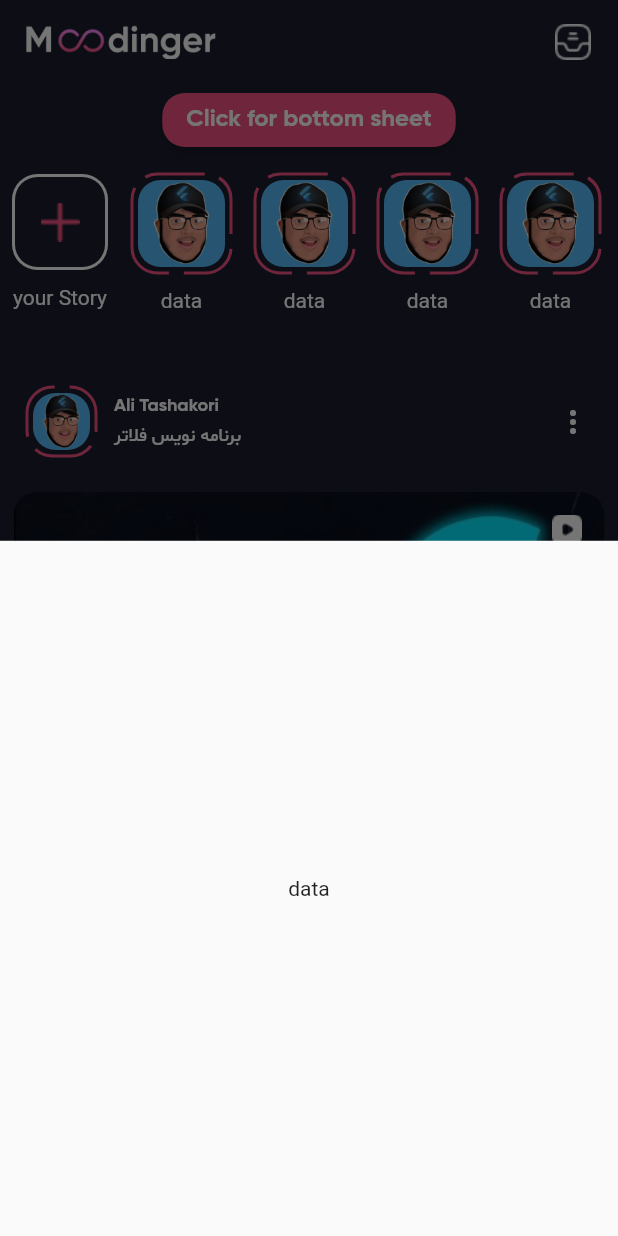
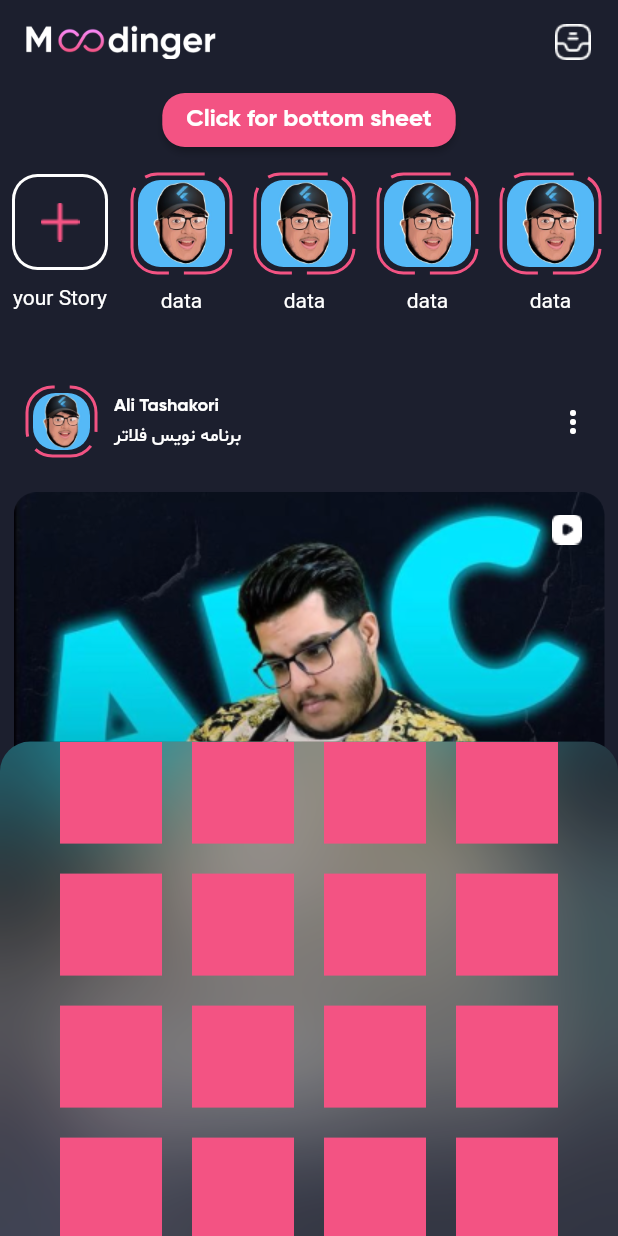
Before and after one commit to Alits23/instagram_clone, a Flutter app: the screen it shows after launch, after a tap on "Click for bottom sheet", on a phone screen of 412 x 824 dp. Run offline on Flutter 3.47's test engine with Material 2 defaults, Android fonts, the phone set to English and light mode, and no system bars; drawn by our look-alikes of dotted_border.

Commit message:
bottomSheet

```diff
--- a/lib/screens/home_page.dart
+++ b/lib/screens/home_page.dart
@@ -3,6 +3,7 @@ import 'dart:ui';
 import 'package:flutter/material.dart';
 import 'package:instagram/constants/colors/colors.dart';
 import 'package:dotted_border/dotted_border.dart';
+import 'package:instagram/screens/share_bottomsheet.dart';
 
 class HomePage extends StatelessWidget {
   const HomePage({super.key});
@@ -38,10 +39,18 @@ class HomePage extends StatelessWidget {
               ElevatedButton(
                 onPressed: () {
                   showModalBottomSheet(
+                    barrierColor: Colors.transparent,
+                    backgroundColor: Colors.transparent,
                     context: context,
+                    isScrollControlled: true,
                     builder: (context) {
-                      return Center(
-                        child: Text('data'),
+                      return DraggableScrollableSheet(
+                        initialChildSize: 0.4,
+                        minChildSize: 0.2,
+                        maxChildSize: 0.6,
+                        builder: (context, controller) {
+                          return ShareBottomSheet(controller: controller);
+                        },
                       );
                     },
                   );
--- /dev/null
+++ b/lib/screens/share_bottomsheet.dart
@@ -0,0 +1,45 @@
+import 'dart:ui';
+
+import 'package:flutter/material.dart';
+import 'package:instagram/constants/colors/colors.dart';
+
+class ShareBottomSheet extends StatelessWidget {
+  const ShareBottomSheet({this.controller, super.key});
+  final ScrollController? controller;
+
+  @override
+  Widget build(BuildContext context) {
+    return ClipRRect(
+      borderRadius: BorderRadius.only(
+        topLeft: Radius.circular(20),
+        topRight: Radius.circular(20),
+      ),
+      child: BackdropFilter(
+        filter: ImageFilter.blur(sigmaX: 40, sigmaY: 40),
+        child: Container(
+          padding: EdgeInsets.symmetric(horizontal: 40),
+          color: whiteColor.withOpacity(0.09),
+          height: 300,
+          child: _getContent(),
+        ),
+      ),
+    );
+  }
+
+  Widget _getContent() {
+    return GridView.builder(
+      controller: controller,
+      itemCount: 30,
+      gridDelegate: SliverGridDelegateWithFixedCrossAxisCount(
+        crossAxisCount: 4,
+        mainAxisSpacing: 20,
+        crossAxisSpacing: 20,
+      ),
+      itemBuilder: (context, index) {
+        return Container(
+          color: pinkColorIcon,
+        );
+      },
+    );
+  }
+}
```
